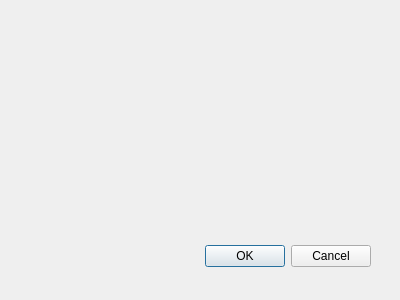
First picture: the form in ManagersDesktopApplication/addempdialog.ui, repository DanielGall500/SwapShift, before the edit.
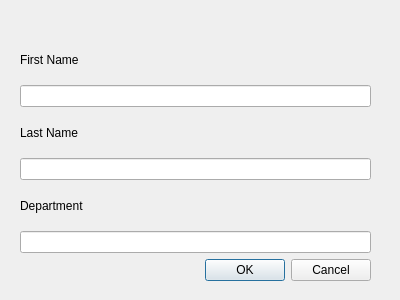
Second picture: the form after the edit.

```diff
--- a/ManagersDesktopApplication/addempdialog.ui
+++ b/ManagersDesktopApplication/addempdialog.ui
@@ -15,21 +15,61 @@
   <property name="windowTitle">
    <string>Dialog</string>
   </property>
-  <widget name="buttonBox" class="QDialogButtonBox">
+  <widget class="QWidget" name="">
    <property name="geometry">
     <rect>
-     <x>30</x>
-     <y>240</y>
-     <width>341</width>
-     <height>32</height>
+     <x>20</x>
+     <y>40</y>
+     <width>351</width>
+     <height>241</height>
     </rect>
    </property>
-   <property name="orientation">
-    <enum>Qt::Horizontal</enum>
-   </property>
-   <property name="standardButtons">
-    <set>QDialogButtonBox::Cancel|QDialogButtonBox::Ok</set>
-   </property>
+   <layout class="QVBoxLayout" name="verticalLayout">
+    <item>
+     <layout class="QVBoxLayout" name="verticalLayout_5">
+      <item>
+       <widget class="QLabel" name="label_5">
+        <property name="text">
+         <string>First Name</string>
+        </property>
+       </widget>
+      </item>
+      <item>
+       <widget class="QLineEdit" name="firstNameLineEdit"/>
+      </item>
+      <item>
+       <widget class="QLabel" name="label_4">
+        <property name="text">
+         <string>Last Name</string>
+        </property>
+       </widget>
+      </item>
+      <item>
+       <widget class="QLineEdit" name="lastNameLineEdit"/>
+      </item>
+      <item>
+       <widget class="QLabel" name="label_2">
+        <property name="text">
+         <string>Department</string>
+        </property>
+       </widget>
+      </item>
+      <item>
+       <widget class="QLineEdit" name="deptLineEdit"/>
+      </item>
+     </layout>
+    </item>
+    <item>
+     <widget class="QDialogButtonBox" name="buttonBox">
+      <property name="orientation">
+       <enum>Qt::Horizontal</enum>
+      </property>
+      <property name="standardButtons">
+       <set>QDialogButtonBox::Cancel|QDialogButtonBox::Ok</set>
+      </property>
+     </widget>
+    </item>
+   </layout>
   </widget>
  </widget>
  <pixmapfunction/>
```
Left out of the diff: 7 changed lines with no effect on the pictures.
